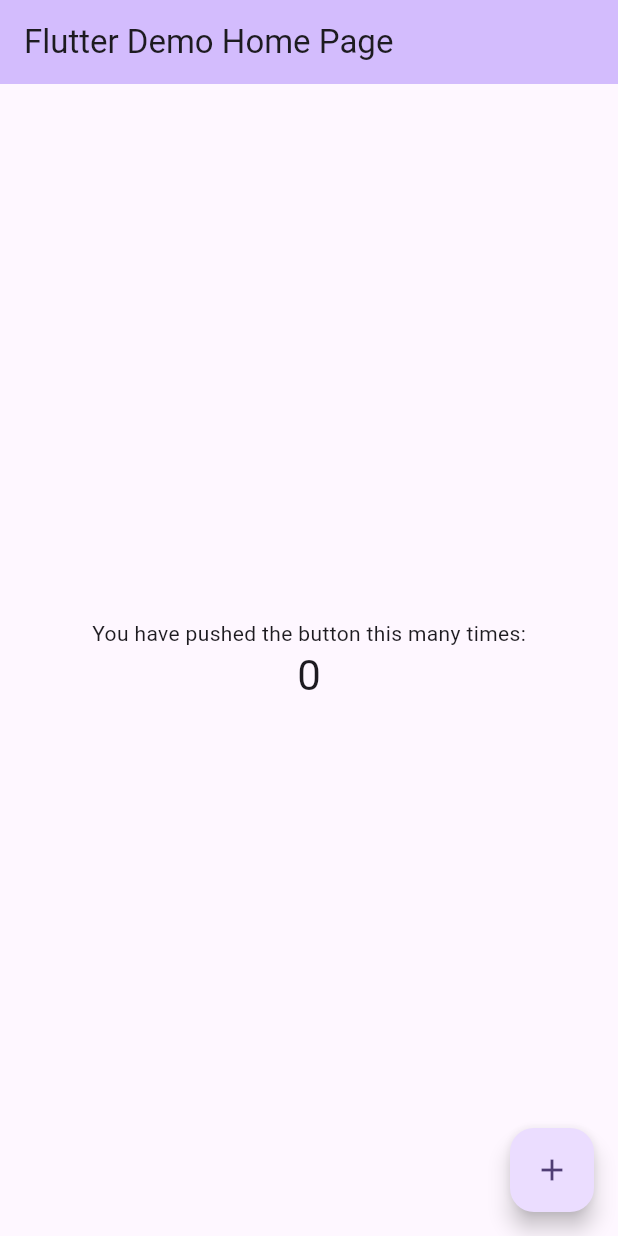
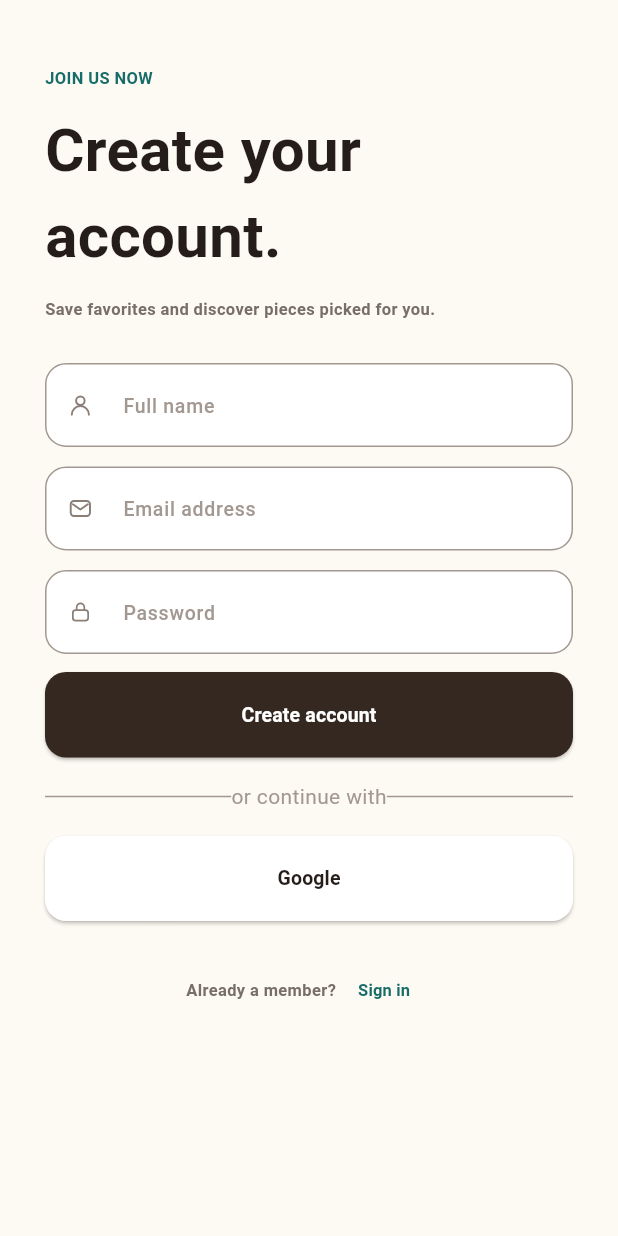
Before and after one commit to mariam292/Aveline, a Flutter app: the screen it shows after launch, on a phone screen of 412 x 824 dp. Run offline on Flutter 3.47's test engine with Material 3 defaults, Android fonts, the light colour scheme and no system bars; our stand-ins replace flutter_svg.

Commit message:
login & register done

```diff
--- /dev/null
+++ b/lib/core/app_colors.dart
@@ -0,0 +1,11 @@
+import 'package:flutter/material.dart';
+
+class AppColors {
+  static const Color backgroundColor = Color(0xffFDF9F3);
+  static const Color textPrimaryColor = Color(0xff241D19);
+  static const Color textSecondryColor = Color(0xff786E68);
+  static const Color mutedColor = Color(0xffA39891);
+  static const Color buttonsClr = Color(0xff342821);
+  static const Color secondryClr = Color(0xff176B68);
+  static const Color whiteClr = Colors.white;
+}
--- /dev/null
+++ b/lib/core/app_text_style.dart
@@ -0,0 +1,174 @@
+// import 'package:flutter/material.dart';
+
+// /// Aveline typography system.
+// ///
+// /// Font family: Inter
+// /// Use these styles consistently across the app instead of defining
+// /// text styles inside individual screens.
+// ///
+// /// Add Inter to pubspec.yaml if you bundle the font locally.
+// /// If not, remove `fontFamily` below and use the app theme's font family.
+// abstract final class AppTextStyles {
+
+//   static const String fontFamily = 'Inter';
+
+//   // Display — large editorial headlines.
+//   static const TextStyle displayLarge = TextStyle(
+//     fontFamily: fontFamily,
+//     fontSize: 36,
+//     height: 1.15,
+//     fontWeight: FontWeight.w600,
+//     letterSpacing: -0.8,
+//   );
+
+//   static const TextStyle displayMedium = TextStyle(
+//     fontFamily: fontFamily,
+//     fontSize: 30,
+//     height: 1.2,
+//     fontWeight: FontWeight.w600,
+//     letterSpacing: -0.5,
+//   );
+
+//   // Headings.
+//   static const TextStyle headlineLarge = TextStyle(
+//     fontFamily: fontFamily,
+//     fontSize: 26,
+//     height: 1.25,
+//     fontWeight: FontWeight.w600,
+//     letterSpacing: -0.3,
+//   );
+
+//   static const TextStyle headlineMedium = TextStyle(
+//     fontFamily: fontFamily,
+//     fontSize: 22,
+//     height: 1.3,
+//     fontWeight: FontWeight.w600,
+//   );
+
+//   static const TextStyle headlineSmall = TextStyle(
+//     fontFamily: fontFamily,
+//     fontSize: 18,
+//     height: 1.35,
+//     fontWeight: FontWeight.w600,
+//   );
+
+//   // Body text.
+//   static const TextStyle bodyLarge = TextStyle(
+//     fontFamily: fontFamily,
+//     fontSize: 16,
+//     height: 1.5,
+//     fontWeight: FontWeight.w400,
+//   );
+
+//   static const TextStyle bodyMedium = TextStyle(
+//     fontFamily: fontFamily,
+//     fontSize: 14,
+//     height: 1.5,
+//     fontWeight: FontWeight.w400,
+//   );
+
+//   static const TextStyle bodySmall = TextStyle(
+//     fontFamily: fontFamily,
+//     fontSize: 12,
+//     height: 1.45,
+//     fontWeight: FontWeight.w400,
+//   );
+
+//   // Labels, buttons, and metadata.
+//   static const TextStyle labelLarge = TextStyle(
+//     fontFamily: fontFamily,
+//     fontSize: 16,
+//     height: 1.2,
+//     fontWeight: FontWeight.w600,
+//   );
+
+//   static const TextStyle labelMedium = TextStyle(
+//     fontFamily: fontFamily,
+//     fontSize: 14,
+//     height: 1.2,
+//     fontWeight: FontWeight.w500,
+//   );
+
+//   static const TextStyle labelSmall = TextStyle(
+//     fontFamily: fontFamily,
+//     fontSize: 12,
+//     height: 1.2,
+//     fontWeight: FontWeight.w500,
+//   );
+
+//   // E-commerce-specific styles.
+//   static const TextStyle productName = TextStyle(
+//     fontFamily: fontFamily,
+//     fontSize: 15,
+//     height: 1.35,
+//     fontWeight: FontWeight.w500,
+//   );
+
+//   static const TextStyle productPrice = TextStyle(
+//     fontFamily: fontFamily,
+//     fontSize: 15,
+//     height: 1.2,
+//     fontWeight: FontWeight.w600,
+//   );
+
+//   static const TextStyle sectionTitle = TextStyle(
+//     fontFamily: fontFamily,
+//     fontSize: 20,
+//     height: 1.3,
+//     fontWeight: FontWeight.w600,
+//     letterSpacing: -0.2,
+//   );
+
+//   static const TextStyle button = TextStyle(
+//     fontFamily: fontFamily,
+//     fontSize: 15,
+//     height: 1.2,
+//     fontWeight: FontWeight.w600,
+//   );
+
+//   static const TextStyle input = TextStyle(
+//     fontFamily: fontFamily,
+//     fontSize: 15,
+//     height: 1.4,
+//     fontWeight: FontWeight.w400,
+//   );
+
+//   static const TextStyle hint = TextStyle(
+//     fontFamily: fontFamily,
+//     fontSize: 14,
+//     height: 1.4,
+//     fontWeight: FontWeight.w400,
+//   );
+
+//   static const TextStyle overline = TextStyle(
+//     fontFamily: fontFamily,
+//     fontSize: 11,
+//     height: 1.3,
+//     fontWeight: FontWeight.w600,
+//     letterSpacing: 1.2,
+//   );
+// }
+
+import 'package:flutter/material.dart';
+
+class AppTextStyle {
+  static const TextStyle authenticationHeader = TextStyle(
+    fontSize: 40,
+    fontWeight: FontWeight.w600,
+  );
+
+  static const TextStyle textFieldHint = TextStyle(
+    fontSize: 13,
+    fontWeight: FontWeight.w500,
+  );
+
+  static const TextStyle elevatedButton = TextStyle(
+    fontSize: 13,
+    fontWeight: FontWeight.w600,
+  );
+
+  static const TextStyle normalText = TextStyle(
+    fontSize: 11,
+    fontWeight: FontWeight.w600,
+  );
+}
--- /dev/null
+++ b/lib/core/widgets/custom_elevated_button.dart
@@ -0,0 +1,32 @@
+import 'package:aveline/core/app_colors.dart';
+import 'package:aveline/core/app_text_style.dart';
+import 'package:flutter/material.dart';
+
+class CustomElevatedButton extends StatelessWidget {
+  const CustomElevatedButton({
+    super.key,
+    required this.label,
+    required this.buttonClr,
+    required this.labelClr,
+  });
+  final String label;
+  final Color buttonClr, labelClr;
+
+  @override
+  Widget build(BuildContext context) {
+    return ElevatedButton(
+      onPressed: () {},
+      style: ElevatedButton.styleFrom(
+        shape: RoundedRectangleBorder(
+          borderRadius: BorderRadiusGeometry.circular(14),
+        ),
+        minimumSize: Size(double.infinity, 57),
+        backgroundColor: buttonClr,
+      ),
+      child: Text(
+        label,
+        style: AppTextStyle.elevatedButton.copyWith(color: labelClr),
+      ),
+    );
+  }
+}
--- /dev/null
+++ b/lib/features/authentication/presentation/screens/log_in_screen.dart
@@ -0,0 +1,57 @@
+import 'package:aveline/core/app_colors.dart';
+import 'package:aveline/features/authentication/presentation/widgets/auth_header.dart';
+import 'package:aveline/core/widgets/custom_elevated_button.dart';
+import 'package:aveline/features/authentication/presentation/widgets/custom_text_field.dart';
+import 'package:aveline/features/authentication/presentation/widgets/pass_text_field.dart';
+import 'package:aveline/features/authentication/presentation/widgets/social_login.dart';
+import 'package:flutter/material.dart';
+
+class LogInScreen extends StatelessWidget {
+  const LogInScreen({super.key});
+
+  @override
+  Widget build(BuildContext context) {
+    return Scaffold(
+      backgroundColor: AppColors.backgroundColor,
+      body: SafeArea(
+        child: SingleChildScrollView(
+          child: Padding(
+            padding: const EdgeInsets.symmetric(horizontal: 30, vertical: 44),
+            child: Column(
+              crossAxisAlignment: CrossAxisAlignment.start,
+              children: [
+                AuthHeader(
+                  authEyebrow: 'WELCOME BACK',
+                  authTitle: 'Good to see you again.',
+                  authSubTitle: 'Sign in to continue your style story.',
+                ),
+                SizedBox(height: 28),
+                CustomTextField(
+                  hintTxt: 'Email address',
+                  iconPath: 'assets/icons/msg_icon.svg',
+                ),
+                SizedBox(height: 12),
+                PassTextField(
+                  hintTxt: 'Password',
+                  iconPath: 'assets/icons/lock_icon.svg',
+                ),
+                SizedBox(height: 46),
+                CustomElevatedButton(
+                  label: 'Sign in',
+                  buttonClr: AppColors.buttonsClr,
+                  labelClr: AppColors.whiteClr,
+                ),
+                SizedBox(height: 16),
+
+                SocialLogin(
+                  authFooterText1: 'New to Aveline?',
+                  authFooterText2: 'Create account',
+                ),
+              ],
+            ),
+          ),
+        ),
+      ),
+    );
+  }
+}
--- /dev/null
+++ b/lib/features/authentication/presentation/screens/sign_up_screen.dart
@@ -0,0 +1,69 @@
+import 'package:aveline/core/app_colors.dart';
+import 'package:aveline/core/widgets/custom_elevated_button.dart';
+import 'package:aveline/features/authentication/presentation/widgets/auth_header.dart';
+import 'package:aveline/features/authentication/presentation/widgets/custom_text_field.dart';
+import 'package:aveline/features/authentication/presentation/widgets/pass_text_field.dart';
+import 'package:aveline/features/authentication/presentation/widgets/social_login.dart';
+import 'package:flutter/material.dart';
+
+class SignUpScreen extends StatelessWidget {
+  const SignUpScreen({super.key});
+
+  @override
+  Widget build(BuildContext context) {
+    return Scaffold(
+      backgroundColor: AppColors.backgroundColor,
+      body: SafeArea(
+        child: SingleChildScrollView(
+          child: Padding(
+            padding: const EdgeInsets.symmetric(horizontal: 30, vertical: 44),
+            child: Column(
+              crossAxisAlignment: CrossAxisAlignment.start,
+              children: [
+                AuthHeader(
+                  authEyebrow: 'JOIN US NOW',
+                  authTitle: 'Create your account.',
+                  authSubTitle:
+                      'Save favorites and discover pieces picked for you.',
+                ),
+                SizedBox(height: 28),
+
+                CustomTextField(
+                  hintTxt: 'Full name',
+                  iconPath: 'assets/icons/person.svg',
+                ),
+                SizedBox(height: 12),
+
+                CustomTextField(
+                  hintTxt: 'Email address',
+                  iconPath: 'assets/icons/msg_icon.svg',
+                ),
+
+                SizedBox(height: 12),
+
+                PassTextField(
+                  hintTxt: 'Password',
+                  iconPath: 'assets/icons/lock_icon.svg',
+                ),
+                SizedBox(height: 12),
+
+                CustomElevatedButton(
+                  label: 'Create account',
+                  buttonClr: AppColors.buttonsClr,
+                  labelClr: AppColors.whiteClr,
+                ),
+
+                SizedBox(height: 16),
+
+                SocialLogin(
+                  authFooterText1: 'Already a member?',
+                  authFooterText2: 'Sign in',
+                ),
+              ],
+            ),
+          ),
+        ),
+      ),
+    );
+  }
+}
--- /dev/null
+++ b/lib/features/authentication/presentation/widgets/auth_header.dart
@@ -0,0 +1,44 @@
+import 'package:aveline/core/app_colors.dart';
+import 'package:aveline/core/app_text_style.dart';
+import 'package:flutter/material.dart';
+
+class AuthHeader extends StatelessWidget {
+  const AuthHeader({
+    super.key,
+    required this.authEyebrow,
+    required this.authTitle,
+    required this.authSubTitle,
+  });
+  final String authEyebrow, authTitle, authSubTitle;
+
+  @override
+  Widget build(BuildContext context) {
+    return Column(
+      crossAxisAlignment: CrossAxisAlignment.start,
+      children: [
+        Text(
+          authEyebrow,
+          style: AppTextStyle.normalText.copyWith(color: AppColors.secondryClr),
+        ),
+
+        SizedBox(height: 12),
+
+        Text(
+          authTitle,
+          style: AppTextStyle.authenticationHeader.copyWith(
+            color: AppColors.textPrimaryColor,
+          ),
+        ),
+
+        SizedBox(height: 12),
+
+        Text(
+          authSubTitle,
+          style: AppTextStyle.normalText.copyWith(
+            color: AppColors.textSecondryColor,
+          ),
+        ),
+      ],
+    );
+  }
+}
--- /dev/null
+++ b/lib/features/authentication/presentation/widgets/custom_text_field.dart
@@ -0,0 +1,40 @@
+import 'package:aveline/core/app_colors.dart';
+import 'package:aveline/core/app_text_style.dart';
+import 'package:flutter/material.dart';
+import 'package:flutter_svg/flutter_svg.dart';
+
+class CustomTextField extends StatelessWidget {
+  const CustomTextField({
+    super.key,
+    required this.hintTxt,
+    required this.iconPath,
+  });
+  final String hintTxt;
+  final String iconPath;
+
+  @override
+  Widget build(BuildContext context) {
+    return SizedBox(
+      height: 57,
+      child: TextFormField(
+        decoration: InputDecoration(
+          fillColor: AppColors.whiteClr,
+          filled: true,
+          focusedBorder: OutlineInputBorder(
+            borderSide: BorderSide(color: AppColors.secondryClr, width: 1.5),
+            borderRadius: BorderRadius.circular(14),
+          ),
+          prefixIcon: SvgPicture.asset(iconPath, fit: BoxFit.scaleDown),
+          enabledBorder: OutlineInputBorder(
+            borderSide: BorderSide(color: AppColors.mutedColor),
+            borderRadius: BorderRadius.circular(14),
+          ),
+          hintText: hintTxt,
+          hintStyle: AppTextStyle.textFieldHint.copyWith(
+            color: AppColors.mutedColor,
+          ),
+        ),
+      ),
+    );
+  }
+}
--- /dev/null
+++ b/lib/features/authentication/presentation/widgets/pass_text_field.dart
@@ -0,0 +1,37 @@
+import 'package:aveline/core/app_colors.dart';
+import 'package:aveline/core/app_text_style.dart';
+import 'package:flutter/material.dart';
+import 'package:flutter_svg/svg.dart';
+
+class PassTextField extends StatelessWidget {
+  const PassTextField({
+    super.key,
+    required this.hintTxt,
+    required this.iconPath,
+  });
+  final String hintTxt;
+  final String iconPath;
+
+  @override
+  Widget build(BuildContext context) {
+    return TextFormField(
+      decoration: InputDecoration(
+        fillColor: AppColors.whiteClr,
+        filled: true,
+        focusedBorder: OutlineInputBorder(
+          borderSide: BorderSide(color: AppColors.secondryClr, width: 1.5),
+          borderRadius: BorderRadius.circular(14),
+        ),
+        prefixIcon: SvgPicture.asset(iconPath, fit: BoxFit.scaleDown),
+        enabledBorder: OutlineInputBorder(
+          borderSide: BorderSide(color: AppColors.mutedColor),
+          borderRadius: BorderRadius.circular(14),
+        ),
+        hintText: hintTxt,
+        hintStyle: AppTextStyle.textFieldHint.copyWith(
+          color: AppColors.mutedColor,
+        ),
+      ),
+    );
+  }
+}
--- /dev/null
+++ b/lib/features/authentication/presentation/widgets/social_login.dart
@@ -0,0 +1,62 @@
+import 'package:aveline/core/app_colors.dart';
+import 'package:aveline/core/app_text_style.dart';
+import 'package:aveline/core/widgets/custom_elevated_button.dart';
+import 'package:flutter/material.dart';
+
+class SocialLogin extends StatelessWidget {
+  const SocialLogin({
+    super.key,
+    required this.authFooterText1,
+    required this.authFooterText2,
+  });
+  final String authFooterText1;
+  final String authFooterText2;
+
+  @override
+  Widget build(BuildContext context) {
+    return Column(
+      children: [
+        Row(
+          children: [
+            Expanded(child: Divider(thickness: 1, color: AppColors.mutedColor)),
+            Text(
+              'or continue with',
+              style: TextStyle(color: AppColors.mutedColor),
+            ),
+            Expanded(child: Divider(thickness: 1, color: AppColors.mutedColor)),
+          ],
+        ),
+
+        SizedBox(height: 16),
+
+        CustomElevatedButton(
+          label: 'Google',
+          buttonClr: AppColors.whiteClr,
+          labelClr: AppColors.textPrimaryColor,
+        ),
+        SizedBox(height: 22),
+
+        Row(
+          mainAxisAlignment: MainAxisAlignment.center,
+          children: [
+            Text(
+              authFooterText1,
+              style: AppTextStyle.normalText.copyWith(
+                color: AppColors.textSecondryColor,
+              ),
+            ),
+            TextButton(
+              onPressed: () {},
+              child: Text(
+                authFooterText2,
+                style: AppTextStyle.normalText.copyWith(
+                  color: AppColors.secondryClr,
+                ),
+              ),
+            ),
+          ],
+        ),
+      ],
+    );
+  }
+}
--- a/lib/main.dart
+++ b/lib/main.dart
@@ -1,122 +1,124 @@
+import 'package:aveline/features/authentication/presentation/screens/log_in_screen.dart';
+import 'package:aveline/features/authentication/presentation/screens/sign_up_screen.dart';
 import 'package:flutter/material.dart';
 
 void main() {
-  runApp(const MyApp());
+  runApp(const AvelineApp());
 }
 
-class MyApp extends StatelessWidget {
-  const MyApp({super.key});
+class AvelineApp extends StatelessWidget {
+  const AvelineApp({super.key});
 
   // This widget is the root of your application.
   @override
   Widget build(BuildContext context) {
     return MaterialApp(
-      title: 'Flutter Demo',
-      theme: ThemeData(
-        // This is the theme of your application.
-        //
-        // TRY THIS: Try running your application with "flutter run". You'll see
-        // the application has a purple toolbar. Then, without quitting the app,
-        // try changing the seedColor in the colorScheme below to Colors.green
-        // and then invoke "hot reload" (save your changes or press the "hot
-        // reload" button in a Flutter-supported IDE, or press "r" if you used
-        // the command line to start the app).
-        //
-        // Notice that the counter didn't reset back to zero; the application
-        // state is not lost during the reload. To reset the state, use hot
-        // restart instead.
-        //
-        // This works for code too, not just values: Most code changes can be
-        // tested with just a hot reload.
-        colorScheme: .fromSeed(seedColor: Colors.deepPurple),
-      ),
-      home: const MyHomePage(title: 'Flutter Demo Home Page'),
+      // theme: ThemeData(
+      //   // This is the theme of your application.
+      //   //
+      //   // TRY THIS: Try running your application with "flutter run". You'll see
+      //   // the application has a purple toolbar. Then, without quitting the app,
+      //   // try changing the seedColor in the colorScheme below to Colors.green
+      //   // and then invoke "hot reload" (save your changes or press the "hot
+      //   // reload" button in a Flutter-supported IDE, or press "r" if you used
+      //   // the command line to start the app).
+      //   //
+      //   // Notice that the counter didn't reset back to zero; the application
+      //   // state is not lost during the reload. To reset the state, use hot
+      //   // restart instead.
+      //   //
+      //   // This works for code too, not just values: Most code changes can be
+      //   // tested with just a hot reload.
+      //   colorScheme: .fromSeed(seedColor: Colors.deepPurple),
+      // ),
+      debugShowCheckedModeBanner: false,
+      home: SignUpScreen(),
     );
   }
 }
 
-class MyHomePage extends StatefulWidget {
-  const MyHomePage({super.key, required this.title});
+// class MyHomePage extends StatefulWidget {
+//   const MyHomePage({super.key, required this.title});
 
-  // This widget is the home page of your application. It is stateful, meaning
-  // that it has a State object (defined below) that contains fields that affect
-  // how it looks.
+//   // This widget is the home page of your application. It is stateful, meaning
+//   // that it has a State object (defined below) that contains fields that affect
+//   // how it looks.
 
-  // This class is the configuration for the state. It holds the values (in this
-  // case the title) provided by the parent (in this case the App widget) and
-  // used by the build method of the State. Fields in a Widget subclass are
-  // always marked "final".
+//   // This class is the configuration for the state. It holds the values (in this
+//   // case the title) provided by the parent (in this case the App widget) and
+//   // used by the build method of the State. Fields in a Widget subclass are
+//   // always marked "final".
 
-  final String title;
+//   final String title;
 
-  @override
-  State<MyHomePage> createState() => _MyHomePageState();
-}
+//   @override
+//   State<MyHomePage> createState() => _MyHomePageState();
+// }
 
-class _MyHomePageState extends State<MyHomePage> {
-  int _counter = 0;
+// class _MyHomePageState extends State<MyHomePage> {
+//   int _counter = 0;
 
-  void _incrementCounter() {
-    setState(() {
-      // This call to setState tells the Flutter framework that something has
-      // changed in this State, which causes it to rerun the build method below
-      // so that the display can reflect the updated values. If we changed
-      // _counter without calling setState(), then the build method would not be
-      // called again, and so nothing would appear to happen.
-      _counter++;
-    });
-  }
+//   void _incrementCounter() {
+//     setState(() {
+//       // This call to setState tells the Flutter framework that something has
+//       // changed in this State, which causes it to rerun the build method below
+//       // so that the display can reflect the updated values. If we changed
+//       // _counter without calling setState(), then the build method would not be
+//       // called again, and so nothing would appear to happen.
+//       _counter++;
+//     });
+//   }
 
-  @override
-  Widget build(BuildContext context) {
-    // This method is rerun every time setState is called, for instance as done
-    // by the _incrementCounter method above.
-    //
-    // The Flutter framework has been optimized to make rerunning build methods
-    // fast, so that you can just rebuild anything that needs updating rather
-    // than having to individually change instances of widgets.
-    return Scaffold(
-      appBar: AppBar(
-        // TRY THIS: Try changing the color here to a specific color (to
-        // Colors.amber, perhaps?) and trigger a hot reload to see the AppBar
-        // change color while the other colors stay the same.
-        backgroundColor: Theme.of(context).colorScheme.inversePrimary,
-        // Here we take the value from the MyHomePage object that was created by
-        // the App.build method, and use it to set our appbar title.
-        title: Text(widget.title),
-      ),
-      body: Center(
-        // Center is a layout widget. It takes a single child and positions it
-        // in the middle of the parent.
-        child: Column(
-          // Column is also a layout widget. It takes a list of children and
-          // arranges them vertically. By default, it sizes itself to fit its
-          // children horizontally, and tries to be as tall as its parent.
-          //
-          // Column has various properties to control how it sizes itself and
-          // how it positions its children. Here we use mainAxisAlignment to
-          // center the children vertically; the main axis here is the vertical
-          // axis because Columns are vertical (the cross axis would be
-          // horizontal).
-          //
-          // TRY THIS: Invoke "debug painting" (choose the "Toggle Debug Paint"
-          // action in the IDE, or press "p" in the console), to see the
-          // wireframe for each widget.
-          mainAxisAlignment: .center,
-          children: [
-            const Text('You have pushed the button this many times:'),
-            Text(
-              '$_counter',
-              style: Theme.of(context).textTheme.headlineMedium,
-            ),
-          ],
-        ),
-      ),
-      floatingActionButton: FloatingActionButton(
-        onPressed: _incrementCounter,
-        tooltip: 'Increment',
-        child: const Icon(Icons.add),
-      ),
-    );
-  }
-}
+//   @override
+//   Widget build(BuildContext context) {
+//     // This method is rerun every time setState is called, for instance as done
+//     // by the _incrementCounter method above.
+//     //
+//     // The Flutter framework has been optimized to make rerunning build methods
+//     // fast, so that you can just rebuild anything that needs updating rather
+//     // than having to individually change instances of widgets.
+//     return Scaffold(
+//       appBar: AppBar(
+//         // TRY THIS: Try changing the color here to a specific color (to
+//         // Colors.amber, perhaps?) and trigger a hot reload to see the AppBar
+//         // change color while the other colors stay the same.
+//         backgroundColor: Theme.of(context).colorScheme.inversePrimary,
+//         // Here we take the value from the MyHomePage object that was created by
+//         // the App.build method, and use it to set our appbar title.
+//         title: Text(widget.title),
+//       ),
+//       body: Center(
+//         // Center is a layout widget. It takes a single child and positions it
+//         // in the middle of the parent.
+//         child: Column(
+//           // Column is also a layout widget. It takes a list of children and
+//           // arranges them vertically. By default, it sizes itself to fit its
+//           // children horizontally, and tries to be as tall as its parent.
+//           //
+//           // Column has various properties to control how it sizes itself and
+//           // how it positions its children. Here we use mainAxisAlignment to
+//           // center the children vertically; the main axis here is the vertical
+//           // axis because Columns are vertical (the cross axis would be
+//           // horizontal).
+//           //
+//           // TRY THIS: Invoke "debug painting" (choose the "Toggle Debug Paint"
+//           // action in the IDE, or press "p" in the console), to see the
+//           // wireframe for each widget.
+//           mainAxisAlignment: .center,
+//           children: [
+//             const Text('You have pushed the button this many times:'),
+//             Text(
+//               '$_counter',
+//               style: Theme.of(context).textTheme.headlineMedium,
+//             ),
+//           ],
+//         ),
+//       ),
+//       floatingActionButton: FloatingActionButton(
+//         onPressed: _incrementCounter,
+//         tooltip: 'Increment',
+//         child: const Icon(Icons.add),
+//       ),
+//     );
+//   }
+// }
```
Also changed, not shown: pubspec.yaml (+6 -4 lines), assets/icons/lock_icon.svg (added), assets/icons/msg_icon.svg (added), assets/icons/person.svg (added), assets/icons/searchIcon.svg (added), assets/images/msgPic.png (added), lib/core/app_string.dart (added), lib/features/authentication/presentation/screens/otp_screen.dart (added), pubspec.lock, 1 other file.
